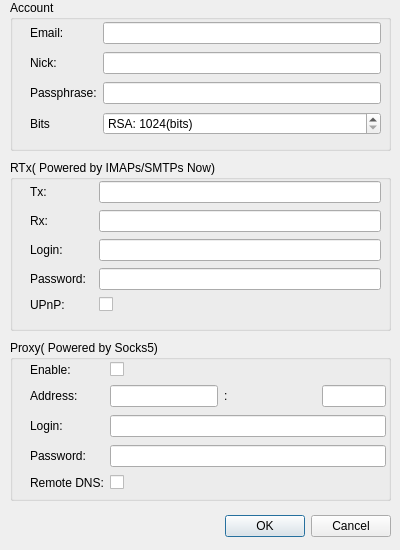
This is qt/optiondialog.ui in bitbaba/bitmail as Qt 5 draws it before an edit. The edited form follows.
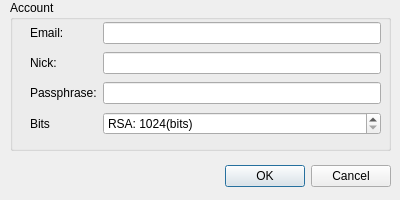
This is the edited form.

What changed in the file:
```diff
--- a/qt/optiondialog.ui
+++ b/qt/optiondialog.ui
@@ -7,7 +7,7 @@
     <x>0</x>
     <y>0</y>
     <width>400</width>
-    <height>550</height>
+    <height>200</height>
    </rect>
   </property>
   <property name="sizePolicy">
@@ -19,13 +19,13 @@
   <property name="minimumSize">
    <size>
     <width>400</width>
-    <height>550</height>
+    <height>200</height>
    </size>
   </property>
   <property name="maximumSize">
    <size>
     <width>400</width>
-    <height>550</height>
+    <height>200</height>
    </size>
   </property>
   <property name="baseSize">
@@ -41,7 +41,7 @@
    <property name="geometry">
     <rect>
      <x>10</x>
-     <y>510</y>
+     <y>160</y>
      <width>381</width>
      <height>32</height>
     </rect>
@@ -145,267 +145,6 @@
     </layout>
    </widget>
   </widget>
-  <widget class="QGroupBox" name="groupBox_2">
-   <property name="geometry">
-    <rect>
-     <x>10</x>
-     <y>160</y>
-     <width>381</width>
-     <height>171</height>
-    </rect>
-   </property>
-   <property name="title">
-    <string>RTx( Powered by IMAPs/SMTPs Now)</string>
-   </property>
-   <widget class="QWidget" name="gridLayoutWidget_2">
-    <property name="geometry">
-     <rect>
-      <x>20</x>
-      <y>20</y>
-      <width>351</width>
-      <height>137</height>
-     </rect>
-    </property>
-    <layout class="QGridLayout" name="gridLayout_3">
-     <item row="3" column="1">
-      <widget class="QLineEdit" name="lePassword">
-       <property name="echoMode">
-        <enum>QLineEdit::Password</enum>
-       </property>
-      </widget>
-     </item>
-     <item row="2" column="1">
-      <widget class="QLineEdit" name="leLogin">
-       <property name="inputMethodHints">
-        <set>Qt::ImhLatinOnly</set>
-       </property>
-      </widget>
-     </item>
-     <item row="3" column="0">
-      <widget class="QLabel" name="lbSmtpPassword">
-       <property name="text">
-        <string>Password:  </string>
-       </property>
-      </widget>
-     </item>
-     <item row="0" column="0">
-      <widget class="QLabel" name="lbSmtpUrl">
-       <property name="text">
-        <string>Tx:</string>
-       </property>
-      </widget>
-     </item>
-     <item row="2" column="0">
-      <widget class="QLabel" name="lbSmtpLogin">
-       <property name="text">
-        <string>Login:</string>
-       </property>
-      </widget>
-     </item>
-     <item row="1" column="0">
-      <widget class="QLabel" name="lbImapUrl">
-       <property name="text">
-        <string>Rx:</string>
-       </property>
-      </widget>
-     </item>
-     <item row="0" column="1">
-      <layout class="QHBoxLayout" name="horizontalLayout">
-       <item>
-        <widget class="QLineEdit" name="leSmtpUrl">
-         <property name="toolTip">
-          <string>smtps://example.net/</string>
-         </property>
-         <property name="inputMethodHints">
-          <set>Qt::ImhUrlCharactersOnly</set>
-         </property>
-        </widget>
-       </item>
-      </layout>
-     </item>
-     <item row="1" column="1">
-      <layout class="QHBoxLayout" name="horizontalLayout_2">
-       <item>
-        <widget class="QLineEdit" name="leImapUrl">
-         <property name="toolTip">
-          <string>imaps://example.net/</string>
-         </property>
-         <property name="inputMethodHints">
-          <set>Qt::ImhUrlCharactersOnly</set>
-         </property>
-        </widget>
-       </item>
-      </layout>
-     </item>
-     <item row="4" column="0">
-      <widget class="QLabel" name="lbUPnP">
-       <property name="text">
-        <string>UPnP:</string>
-       </property>
-      </widget>
-     </item>
-     <item row="4" column="1">
-      <widget class="QCheckBox" name="cbUPnP">
-       <property name="text">
-        <string/>
-       </property>
-      </widget>
-     </item>
-    </layout>
-   </widget>
-  </widget>
-  <widget class="QGroupBox" name="groupBox_3">
-   <property name="geometry">
-    <rect>
-     <x>10</x>
-     <y>340</y>
-     <width>381</width>
-     <height>161</height>
-    </rect>
-   </property>
-   <property name="title">
-    <string>Proxy( Powered by Socks5)</string>
-   </property>
-   <widget class="QWidget" name="gridLayoutWidget_4">
-    <property name="geometry">
-     <rect>
-      <x>20</x>
-      <y>20</y>
-      <width>356</width>
-      <height>133</height>
-     </rect>
-    </property>
-    <layout class="QGridLayout" name="gridLayout_5">
-     <item row="3" column="0">
-      <widget class="QLabel" name="lbProxyPassword">
-       <property name="text">
-        <string>Password:  </string>
-       </property>
-      </widget>
-     </item>
-     <item row="2" column="0">
-      <widget class="QLabel" name="lbProxyLogin">
-       <property name="text">
-        <string>Login:</string>
-       </property>
-      </widget>
-     </item>
-     <item row="2" column="1">
-      <widget class="QLineEdit" name="leProxyLogin">
-       <property name="inputMethodHints">
-        <set>Qt::ImhLatinOnly</set>
-       </property>
-      </widget>
-     </item>
-     <item row="3" column="1">
-      <widget class="QLineEdit" name="leProxyPassword">
-       <property name="echoMode">
-        <enum>QLineEdit::Password</enum>
-       </property>
-      </widget>
-     </item>
-     <item row="1" column="0">
-      <widget class="QLabel" name="lbProxyAddress">
-       <property name="text">
-        <string>Address:</string>
-       </property>
-      </widget>
-     </item>
-     <item row="4" column="0">
-      <widget class="QLabel" name="lbRemoteDNS">
-       <property name="text">
-        <string>Remote DNS:</string>
-       </property>
-      </widget>
-     </item>
-     <item row="4" column="1">
-      <widget class="QCheckBox" name="cbRemoteDNS">
-       <property name="text">
-        <string/>
-       </property>
-      </widget>
-     </item>
-     <item row="1" column="1">
-      <layout class="QHBoxLayout" name="horizontalLayout_3">
-       <item>
-        <widget class="QLineEdit" name="leProxyIP">
-         <property name="sizePolicy">
-          <sizepolicy hsizetype="Fixed" vsizetype="Fixed">
-           <horstretch>0</horstretch>
-           <verstretch>0</verstretch>
-          </sizepolicy>
-         </property>
-         <property name="inputMask">
-          <string notr="true"/>
-         </property>
-         <property name="text">
-          <string notr="true"/>
-         </property>
-         <property name="placeholderText">
-          <string/>
-         </property>
-        </widget>
-       </item>
-       <item>
-        <widget class="QLabel" name="label_2">
-         <property name="text">
-          <string>:</string>
-         </property>
-        </widget>
-       </item>
-       <item>
-        <widget class="QLineEdit" name="leProxyPort">
-         <property name="sizePolicy">
-          <sizepolicy hsizetype="Fixed" vsizetype="Fixed">
-           <horstretch>0</horstretch>
-           <verstretch>0</verstretch>
-          </sizepolicy>
-         </property>
-         <property name="minimumSize">
-          <size>
-           <width>64</width>
-           <height>0</height>
-          </size>
-         </property>
-         <property name="maximumSize">
-          <size>
-           <width>64</width>
-           <height>16777215</height>
-          </size>
-         </property>
-         <property name="baseSize">
-          <size>
-           <width>64</width>
-           <height>0</height>
-          </size>
-         </property>
-         <property name="inputMask">
-          <string notr="true"/>
-         </property>
-         <property name="text">
-          <string notr="true"/>
-         </property>
-        </widget>
-       </item>
-      </layout>
-     </item>
-     <item row="0" column="0">
-      <widget class="QLabel" name="lbProxyEnable">
-       <property name="text">
-        <string>Enable:</string>
-       </property>
-      </widget>
-     </item>
-     <item row="0" column="1">
-      <widget class="QCheckBox" name="cbProxyEnable">
-       <property name="text">
-        <string/>
-       </property>
-      </widget>
-     </item>
-    </layout>
-   </widget>
-  </widget>
  </widget>
  <tabstops>
   <tabstop>leEmail</tabstop>
```
Left out of the diff: 11 changed lines with no effect on the pictures.
